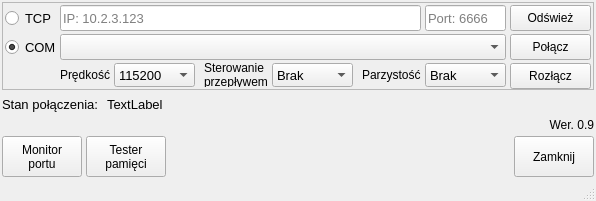
This is mainwindow.ui in Kriskus/MemoryTester as Qt 5 draws it before an edit. The edited form follows.
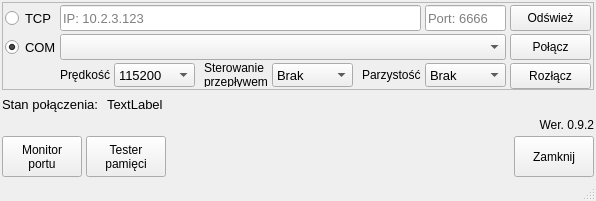
This is the edited form.

The edit to the form file:
```diff
--- a/mainwindow.ui
+++ b/mainwindow.ui
@@ -625,7 +625,7 @@
     <item row="2" column="3">
      <widget class="QLabel" name="label">
       <property name="text">
-       <string>Wer. 0.9</string>
+       <string>Wer. 0.9.2</string>
       </property>
       <property name="alignment">
        <set>Qt::AlignRight|Qt::AlignTrailing|Qt::AlignVCenter</set>
```
